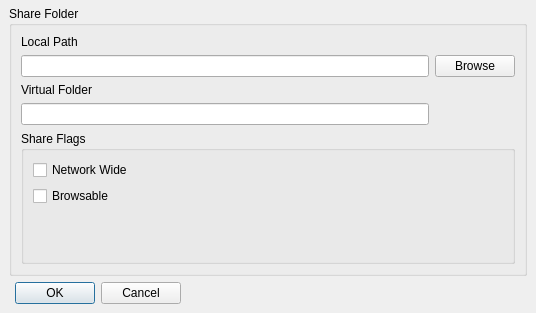
autoscatto/retroshare, file trunk/retroshare-gui/src/gui/ShareDialog.ui: the form before one commit.
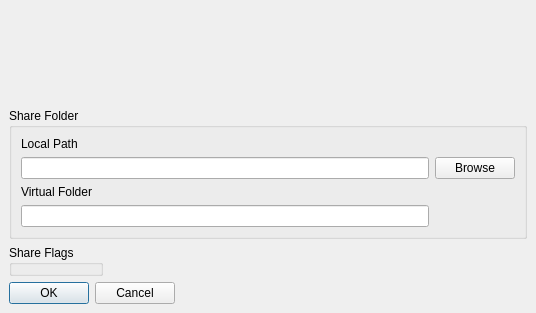
The form after the commit. Icons and pictures are not drawn. Custom widgets are drawn as their Qt base class.

Commit message: Merged branch that provide group-based file permissions.

Patch:
```diff
--- a/trunk/retroshare-gui/src/gui/ShareDialog.ui
+++ b/trunk/retroshare-gui/src/gui/ShareDialog.ui
@@ -45,17 +45,14 @@
      <property name="frameShadow">
       <enum>QFrame::Raised</enum>
      </property>
-     <layout class="QGridLayout" name="gridLayout_2">
-      <property name="topMargin">
-       <number>6</number>
-      </property>
-      <item row="0" column="0" colspan="6">
+     <layout class="QVBoxLayout" name="verticalLayout">
+      <item>
        <widget class="QGroupBox" name="groupBox">
         <property name="title">
          <string>Share Folder</string>
         </property>
-        <layout class="QGridLayout" name="gridLayout_6">
-         <item row="0" column="0">
+        <layout class="QVBoxLayout" name="verticalLayout_2">
+         <item>
           <layout class="QGridLayout" name="gridLayout_4">
            <item row="0" column="0">
             <widget class="QLabel" name="label">
@@ -108,52 +105,36 @@
            </item>
           </layout>
          </item>
-         <item row="1" column="0">
-          <widget class="QGroupBox" name="groupBox_2">
+        </layout>
+       </widget>
+      </item>
+      <item>
+       <layout class="QHBoxLayout" name="horizontalLayout">
+        <item>
+         <widget class="QGroupBox" name="shareflags_GB">
            <property name="title">
             <string>Share Flags</string>
            </property>
-           <layout class="QGridLayout" name="gridLayout_5">
-            <item row="5" column="0">
-             <spacer name="verticalSpacer">
+         </widget>
+        </item>
+        <item>
+         <spacer name="horizontalSpacer">
               <property name="orientation">
-               <enum>Qt::Vertical</enum>
+           <enum>Qt::Horizontal</enum>
               </property>
               <property name="sizeHint" stdset="0">
                <size>
-                <width>20</width>
-                <height>40</height>
+            <width>40</width>
+            <height>20</height>
                </size>
               </property>
              </spacer>
             </item>
-            <item row="1" column="0">
-             <widget class="QCheckBox" name="browsableCheckBox">
-              <property name="toolTip">
-               <string>Browseable by Friends</string>
-              </property>
-              <property name="text">
-               <string>Browsable</string>
-              </property>
-             </widget>
-            </item>
-            <item row="0" column="0">
-             <widget class="QCheckBox" name="networkwideCheckBox">
-              <property name="toolTip">
-               <string>Anonymous shared Network Wide</string>
-              </property>
-              <property name="text">
-               <string>Network Wide</string>
-              </property>
-             </widget>
-            </item>
-           </layout>
-          </widget>
-         </item>
-        </layout>
-       </widget>
-      </item>
-      <item row="1" column="1">
+       </layout>
+      </item>
+      <item>
+       <layout class="QHBoxLayout" name="horizontalLayout_2">
+        <item>
        <widget class="QPushButton" name="okButton">
         <property name="minimumSize">
          <size>
@@ -184,25 +165,27 @@
         </property>
        </widget>
       </item>
-      <item row="1" column="3">
-       <spacer>
-        <property name="orientation">
-         <enum>Qt::Horizontal</enum>
-        </property>
-        <property name="sizeHint" stdset="0">
-         <size>
-          <width>191</width>
-          <height>20</height>
-         </size>
-        </property>
-       </spacer>
-      </item>
-      <item row="1" column="2">
+        <item>
        <widget class="QPushButton" name="closeButton">
         <property name="text">
          <string>Cancel</string>
         </property>
        </widget>
+        </item>
+        <item>
+         <spacer>
+          <property name="orientation">
+           <enum>Qt::Horizontal</enum>
+          </property>
+          <property name="sizeHint" stdset="0">
+           <size>
+            <width>191</width>
+            <height>20</height>
+           </size>
+          </property>
+         </spacer>
+        </item>
+       </layout>
       </item>
      </layout>
     </widget>
```
Left out of the diff: 3 changed lines with no effect on the pictures. Lines whose indentation alone changed are shown as unchanged. The commit also changes 63 other files.
